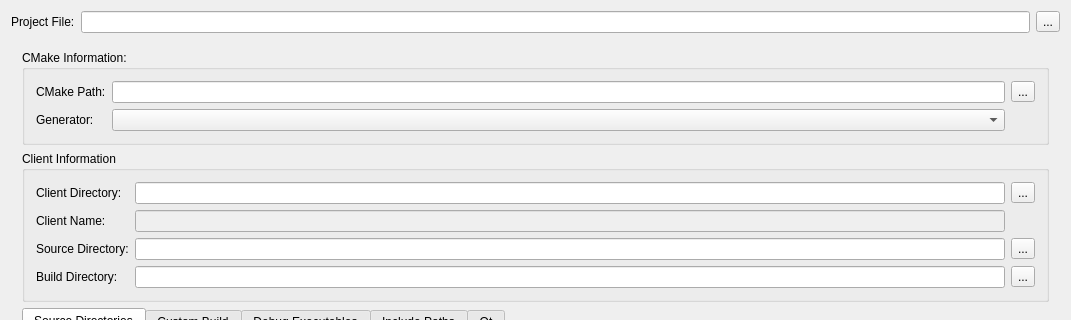
The window that MainWindow/MainWindow.ui (towel42-com/vsprojmaker) describes before a commit, drawn with Qt 5; both pictures show x 0 to 1071 and y 0 to 320 of the 1071 by 750 pixel window.
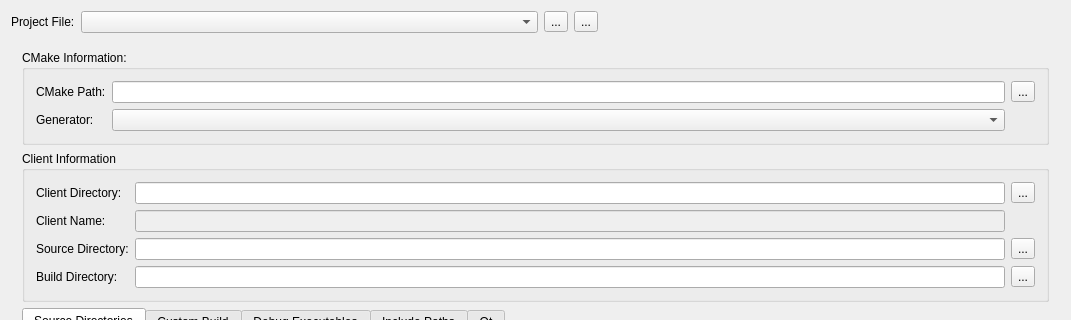
The same window after the commit.

Commit message: Save revent projects

Patch:
```diff
--- a/MainWindow/MainWindow.ui
+++ b/MainWindow/MainWindow.ui
@@ -20,24 +20,7 @@
    <string>Visual Studio Project Generator</string>
   </property>
   <layout class="QGridLayout" name="gridLayout_7">
-   <item row="0" column="0">
-    <widget class="QLabel" name="label_11">
-     <property name="text">
-      <string>Project File:</string>
-     </property>
-    </widget>
-   </item>
-   <item row="0" column="1">
-    <widget class="QLineEdit" name="projectFile"/>
-   </item>
-   <item row="0" column="2">
-    <widget class="QToolButton" name="projectFileBtn">
-     <property name="text">
-      <string>...</string>
-     </property>
-    </widget>
-   </item>
-   <item row="1" column="0" colspan="3">
+   <item row="1" column="0" colspan="5">
     <widget class="QSplitter" name="splitter">
      <property name="orientation">
       <enum>Qt::Vertical</enum>
@@ -354,6 +337,50 @@
      </widget>
     </widget>
    </item>
+   <item row="0" column="3">
+    <widget class="QToolButton" name="saveProjectFileBtn">
+     <property name="text">
+      <string>...</string>
+     </property>
+    </widget>
+   </item>
+   <item row="0" column="4">
+    <spacer name="horizontalSpacer_6">
+     <property name="orientation">
+      <enum>Qt::Horizontal</enum>
+     </property>
+     <property name="sizeHint" stdset="0">
+      <size>
+       <width>40</width>
+       <height>20</height>
+      </size>
+     </property>
+    </spacer>
+   </item>
+   <item row="0" column="2">
+    <widget class="QToolButton" name="openProjectFileBtn">
+     <property name="text">
+      <string>...</string>
+     </property>
+    </widget>
+   </item>
+   <item row="0" column="0">
+    <widget class="QLabel" name="label_11">
+     <property name="text">
+      <string>Project File:</string>
+     </property>
+    </widget>
+   </item>
+   <item row="0" column="1">
+    <widget class="QComboBox" name="projectFile">
+     <property name="sizePolicy">
+      <sizepolicy hsizetype="MinimumExpanding" vsizetype="Fixed">
+       <horstretch>0</horstretch>
+       <verstretch>0</verstretch>
+      </sizepolicy>
+     </property>
+    </widget>
+   </item>
   </layout>
  </widget>
  <layoutdefault spacing="6" margin="11"/>
```
Left out of the diff: 4 changed lines with no effect on the pictures. The commit also changes 4 other files.
